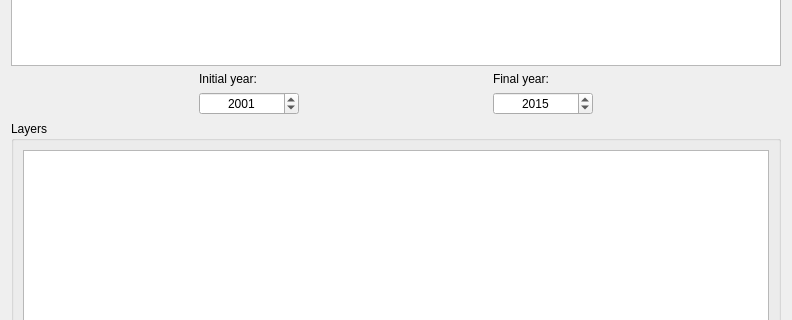
First picture: the form in LDMP/gui/DlgDownload.ui, repository ConservationInternational/trends.earth, before the edit; both pictures show x 0 to 792 and y 173 to 493 of the 792 by 670 pixel window.
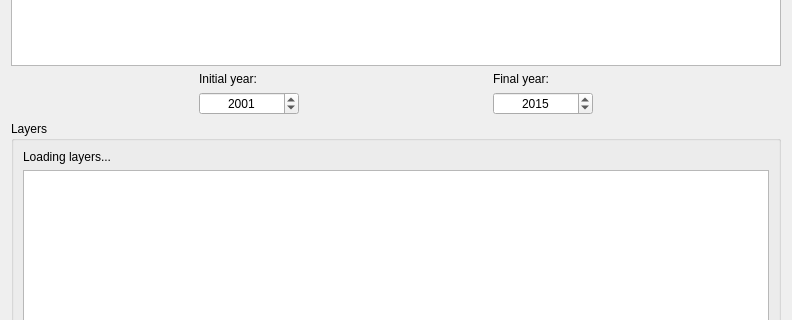
Second picture: the form after the edit.

Commit message: Make loading layers through API

What changed in the file:
```diff
--- a/LDMP/gui/DlgDownload.ui
+++ b/LDMP/gui/DlgDownload.ui
@@ -209,6 +209,19 @@
       <string>Layers</string>
      </property>
      <layout class="QVBoxLayout" name="verticalLayout_layers">
+      <item>
+       <widget class="QLabel" name="layers_loading">
+        <property name="visible">
+         <bool>false</bool>
+        </property>
+        <property name="text">
+         <string>Loading layers...</string>
+        </property>
+        <property name="wordWrap">
+         <bool>true</bool>
+        </property>
+       </widget>
+      </item>
       <item>
        <widget class="QTreeWidget" name="layers_selector">
         <property name="minimumSize">
```
The commit also changes 10 other files.
